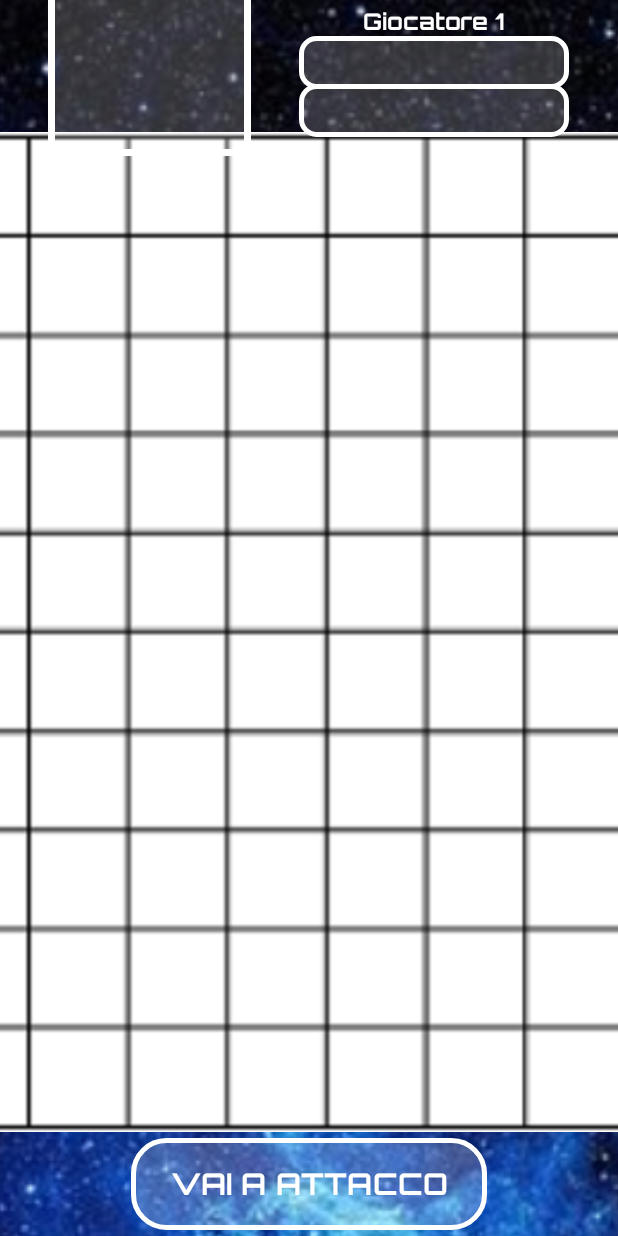
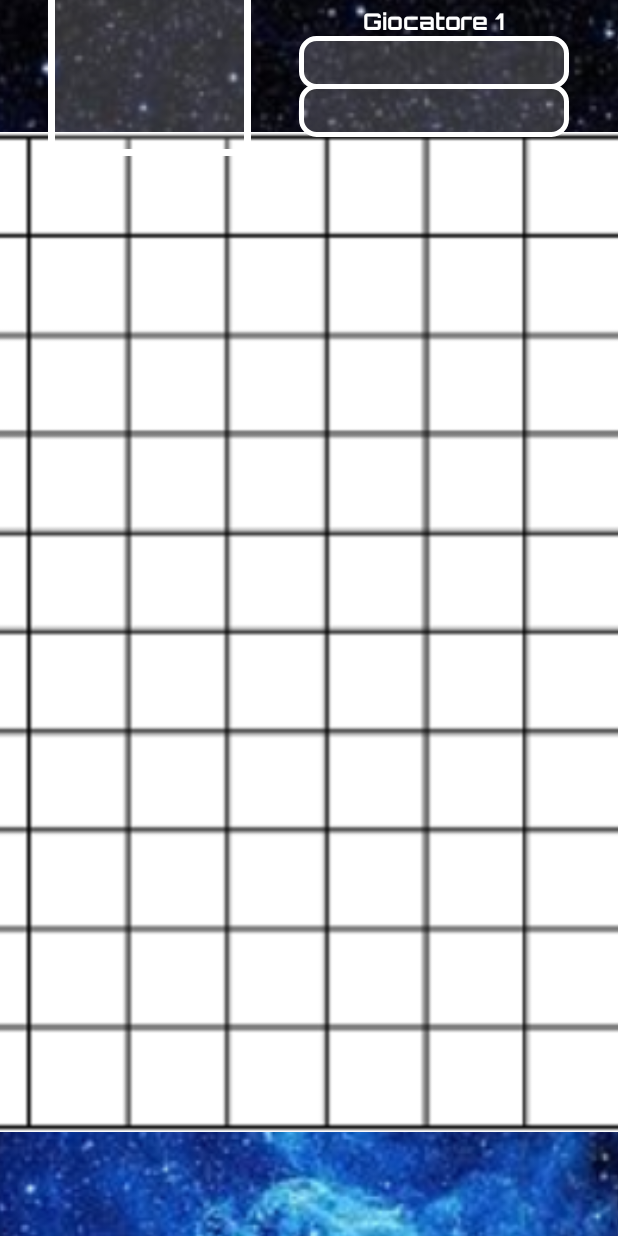
Before and after one commit to dariolfra/BattagliaSpaziale3077, an Android app: the layout defence.xml on its own in the app's theme, with its tools: preview values and no code run, on a phone screen of 412 x 824 dp. Run offline under Robolectric (Android 15) with nearby library versions, the phone set to English and light mode, and no system bars.

Commit message:
btn defence -> attacco tolto

```diff
--- a/app/src/main/java/com/example/battagliaspaziale3077/Defence.java
+++ b/app/src/main/java/com/example/battagliaspaziale3077/Defence.java
@@ -25,7 +25,6 @@ public class Defence extends Game {
     private boolean multiplayer;
     private ImageView background ,immagine_pers;
     private TextView giocatore1,giocatore2;
-    private Button btn_vai_a_attacco;
     private Context context;
     private int[] casellaColpita;
 
@@ -45,7 +44,6 @@ public class Defence extends Game {
         giocatore2 = (TextView) findViewById(R.id.txtNomeG2);
         immagine_pers = (ImageView) findViewById(R.id.img_pers);
         background = (ImageView) findViewById(R.id.background);
-        btn_vai_a_attacco = (Button) findViewById(R.id.btn_vai_a_attacco);
 
         context = this.getApplicationContext();
 
--- a/app/src/main/res/layout/defence.xml
+++ b/app/src/main/res/layout/defence.xml
@@ -19,7 +19,6 @@
         android:id="@+id/gridView"
         android:layout_width="1000px"
         android:layout_height="1000px"
-
         android:layout_marginStart="14dp"
         android:layout_marginTop="184dp"
         android:layout_marginEnd="16dp"
@@ -111,22 +110,5 @@
         app:layout_constraintTop_toTopOf="parent"
         app:layout_constraintVertical_bias="0.709" />
 
-    <Button
-        android:id="@+id/btn_vai_a_attacco"
-        android:layout_width="237dp"
-        android:layout_height="61dp"
-        android:backgroundTint="@android:color/transparent"
-        android:fontFamily="@font/orbitron_bold"
-        android:foreground="@drawable/bordo_rettangolo"
-        android:onClick="Vai_a_Attacco"
-        android:text="VAI A ATTACCO"
-        android:textColor="@color/white"
-        android:textSize="20dp"
-        app:layout_constraintBottom_toBottomOf="parent"
-        app:layout_constraintEnd_toEndOf="parent"
-        app:layout_constraintStart_toStartOf="parent"
-        app:layout_constraintTop_toBottomOf="@+id/gridView"
-        app:layout_constraintVertical_bias="0.502" />
-
 
 </androidx.constraintlayout.widget.ConstraintLayout>
```
